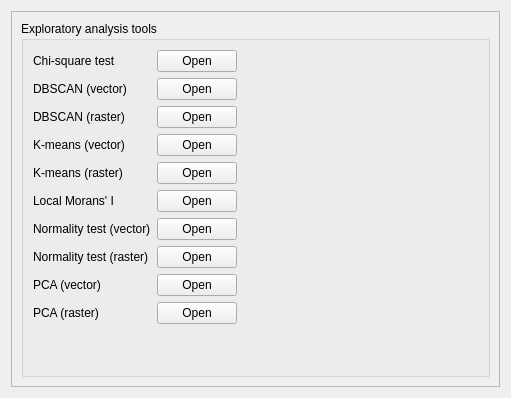
First picture: the form in eis_qgis_plugin/resources/ui/eda/wizard_exploratory_analysis.ui, repository GispoCoding/eis_qgis_plugin, before the edit.
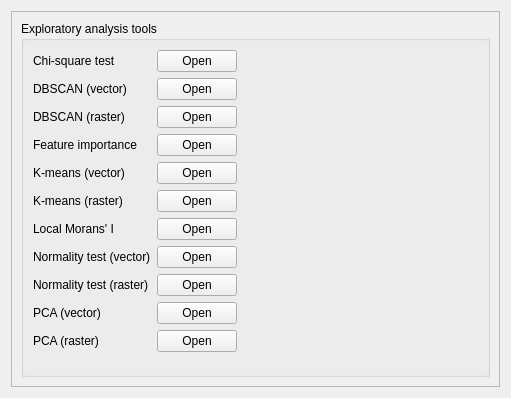
Second picture: the form after the edit.

Commit message: feat(feature importance): Add processing algorithm for feature importance and add button to open it in wizard

The edit to the form file:
```diff
--- a/eis_qgis_plugin/resources/ui/eda/wizard_exploratory_analysis.ui
+++ b/eis_qgis_plugin/resources/ui/eda/wizard_exploratory_analysis.ui
@@ -24,8 +24,8 @@
        <rect>
         <x>0</x>
         <y>0</y>
-        <width>491</width>
-        <height>378</height>
+        <width>477</width>
+        <height>401</height>
        </rect>
       </property>
       <layout class="QVBoxLayout" name="verticalLayout_2">
@@ -81,104 +81,118 @@
                 </property>
                </widget>
               </item>
-              <item row="3" column="0">
+              <item row="4" column="0">
                <widget class="QLabel" name="label_4">
                 <property name="text">
                  <string>K-means (vector)</string>
                 </property>
                </widget>
               </item>
-              <item row="3" column="1">
+              <item row="4" column="1">
                <widget class="QPushButton" name="open_k_means_vector_btn">
                 <property name="text">
                  <string>Open</string>
                 </property>
                </widget>
               </item>
-              <item row="4" column="0">
+              <item row="5" column="0">
                <widget class="QLabel" name="label_5">
                 <property name="text">
                  <string>K-means (raster)</string>
                 </property>
                </widget>
               </item>
-              <item row="4" column="1">
+              <item row="5" column="1">
                <widget class="QPushButton" name="open_k_means_raster_btn">
                 <property name="text">
                  <string>Open</string>
                 </property>
                </widget>
               </item>
-              <item row="5" column="0">
+              <item row="6" column="0">
                <widget class="QLabel" name="label_6">
                 <property name="text">
                  <string>Local Morans' I</string>
                 </property>
                </widget>
               </item>
-              <item row="5" column="1">
+              <item row="6" column="1">
                <widget class="QPushButton" name="open_local_morans_btn">
                 <property name="text">
                  <string>Open</string>
                 </property>
                </widget>
               </item>
-              <item row="6" column="0">
+              <item row="7" column="0">
                <widget class="QLabel" name="label_7">
                 <property name="text">
                  <string>Normality test (vector)</string>
                 </property>
                </widget>
               </item>
-              <item row="6" column="1">
+              <item row="7" column="1">
                <widget class="QPushButton" name="open_normality_vector_btn">
                 <property name="text">
                  <string>Open</string>
                 </property>
                </widget>
               </item>
-              <item row="7" column="0">
+              <item row="8" column="0">
                <widget class="QLabel" name="label_8">
                 <property name="text">
                  <string>Normality test (raster)</string>
                 </property>
                </widget>
               </item>
-              <item row="7" column="1">
+              <item row="8" column="1">
                <widget class="QPushButton" name="open_normality_raster_btn">
                 <property name="text">
                  <string>Open</string>
                 </property>
                </widget>
               </item>
-              <item row="8" column="0">
+              <item row="9" column="0">
                <widget class="QLabel" name="label_9">
                 <property name="text">
                  <string>PCA (vector)</string>
                 </property>
                </widget>
               </item>
-              <item row="8" column="1">
+              <item row="9" column="1">
                <widget class="QPushButton" name="open_pca_vector_btn">
                 <property name="text">
                  <string>Open</string>
                 </property>
                </widget>
               </item>
-              <item row="9" column="0">
+              <item row="10" column="0">
                <widget class="QLabel" name="label_10">
                 <property name="text">
                  <string>PCA (raster)</string>
                 </property>
                </widget>
               </item>
-              <item row="9" column="1">
+              <item row="10" column="1">
                <widget class="QPushButton" name="open_pca_raster_btn">
                 <property name="text">
                  <string>Open</string>
                 </property>
                </widget>
               </item>
+              <item row="3" column="0">
+               <widget class="QLabel" name="label_11">
+                <property name="text">
+                 <string>Feature importance</string>
+                </property>
+               </widget>
+              </item>
+              <item row="3" column="1">
+               <widget class="QPushButton" name="open_feature_importance_btn">
+                <property name="text">
+                 <string>Open</string>
+                </property>
+               </widget>
+              </item>
              </layout>
             </item>
             <item>
```
The commit also changes 2 other files.
